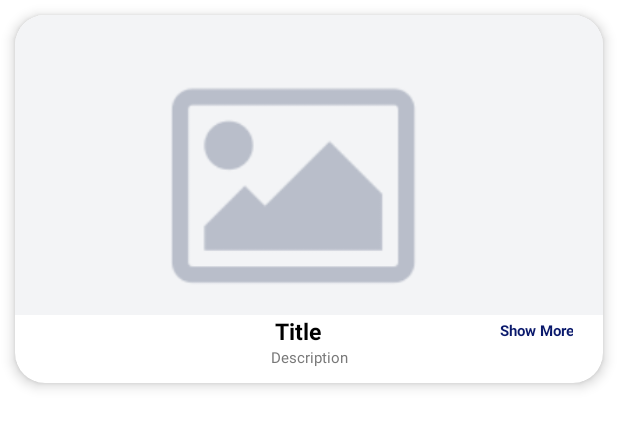
After one commit to Adi-n-tech/Farmer-Guide, an Android app: the layout item_modern_intruments.xml on its own in the app's theme, with its tools: preview values and no code run, on a phone screen of 412 x 824 dp. The commit adds this screen. Shown: the top 428 px of the screen. Run offline under Robolectric (Android 15) with nearby library versions, the phone set to English and light mode, and no system bars.

Commit message:
1.Modern Instruments Json fetch

```diff
--- /dev/null
+++ b/app/src/main/res/layout/item_modern_intruments.xml
@@ -0,0 +1,101 @@
+<?xml version="1.0" encoding="utf-8"?>
+<layout xmlns:android="http://schemas.android.com/apk/res/android"
+    xmlns:app="http://schemas.android.com/apk/res-auto"
+>
+
+    <LinearLayout
+        android:layout_width="match_parent"
+        android:layout_height="wrap_content">
+
+        <androidx.cardview.widget.CardView
+            app:cardCornerRadius="@dimen/dimen_20dp"
+            app:cardElevation="@dimen/dimen_5dp"
+            android:layout_width="match_parent"
+            android:layout_height="wrap_content"
+            android:layout_margin="@dimen/dimen_10dp"
+            android:elevation="@dimen/dimen_5dp">
+
+            <LinearLayout
+                android:layout_width="match_parent"
+                android:layout_height="wrap_content"
+                android:orientation="vertical">
+
+                <ImageView
+                    android:id="@+id/image"
+                    android:layout_width="match_parent"
+                    android:layout_height="@dimen/dimen_200dp"
+                    android:scaleType="centerCrop"
+                    android:src="@drawable/no_image_icon" />
+                <LinearLayout
+                    android:layout_width="match_parent"
+                    android:layout_height="wrap_content"
+                    android:orientation="horizontal"
+                    android:gravity="center"
+                    >
+
+                <TextView
+                    android:id="@+id/title"
+                    android:layout_width="wrap_content"
+                    android:layout_height="wrap_content"
+                    android:layout_weight="5"
+                    android:paddingLeft="@dimen/dimen_60dp"
+                    android:gravity="center"
+                    android:text="Title"
+                    android:textColor="@color/black"
+                    android:textSize="@dimen/dimen_15dp"
+                    android:textStyle="bold" />
+                <TextView
+                    android:id="@+id/showmore"
+                    android:layout_width="@dimen/dimen_50dp"
+                    android:layout_height="wrap_content"
+                    android:layout_weight="0.1"
+                    android:gravity="end"
+                    android:layout_marginRight="@dimen/dimen_20dp"
+                    android:text="@string/showmore"
+                    android:visibility="visible"
+                    android:textColor="@color/blue"
+                    android:textSize="@dimen/dimen_10dp"
+                    android:textStyle="bold" />
+                    <TextView
+                        android:id="@+id/showless"
+                        android:layout_width="@dimen/dimen_50dp"
+                        android:layout_height="wrap_content"
+                        android:layout_weight="0.1"
+                        android:layout_marginRight="@dimen/dimen_20dp"
+                        android:text="Show Less"
+                        android:textColor="@color/blue"
+                        android:visibility="gone"
+                        android:textSize="@dimen/dimen_10dp"
+                        android:textStyle="bold" />
+                </LinearLayout>
+
+                <TextView
+                    android:id="@+id/discription"
+                    android:layout_width="match_parent"
+                    android:layout_height="wrap_content"
+                    android:layout_marginLeft="@dimen/dimen_10dp"
+                    android:layout_marginRight="@dimen/dimen_10dp"
+                    android:layout_marginBottom="@dimen/dimen_10dp"
+                    android:gravity="center"
+                    android:maxLines="3"
+                    android:text="Description"
+                    android:textColor="@color/grey"
+                    android:textSize="@dimen/dimen_10dp" />
+                <TextView
+                    android:id="@+id/discriptionExpand"
+                    android:layout_width="match_parent"
+                    android:layout_height="wrap_content"
+                    android:layout_marginLeft="@dimen/dimen_10dp"
+                    android:layout_marginRight="@dimen/dimen_10dp"
+                    android:layout_marginBottom="@dimen/dimen_10dp"
+                    android:gravity="center"
+                    android:text="Description"
+                    android:textColor="@color/grey"
+                    android:visibility="gone"
+                    android:textSize="@dimen/dimen_10dp" />
+
+
+            </LinearLayout>
+        </androidx.cardview.widget.CardView>
+    </LinearLayout>
+</layout>
--- a/app/src/main/res/values/colors.xml
+++ b/app/src/main/res/values/colors.xml
@@ -8,4 +8,5 @@
     <color name="black">#FF000000</color>
     <color name="white">#FFFFFFFF</color>
     <color name="grey">#787878</color>
+    <color name="blue">#0A196C</color>
 </resources>
--- a/app/src/main/res/values/strings.xml
+++ b/app/src/main/res/values/strings.xml
@@ -15,4 +15,5 @@
     <string name="goverment_schenes">Goverment Schemes</string>
     <string name="weather">Modern Farming Instruments</string>
     <string name="expert">Expert Advice</string>
+    <string name="showmore">Show More</string>
 </resources>
```
Also changed, not shown: app/src/main/java/com/adintech/farmersguide/Models/ModernInstrument.java (added, +42 -0 lines), app/src/main/java/com/adintech/farmersguide/Models/ModernInstrumentresponce.java (added, +22 -0 lines), app/src/main/java/com/adintech/farmersguide/views/activities/ModernInstrumentsActivity.java (+38 -2 lines), app/src/main/java/com/adintech/farmersguide/views/adapters/ModernIntrumetnAdapter.java (added, +90 -0 lines), app/src/main/res/layout/activity_modern_instruments.xml (+11 -5 lines), 1 other file.
